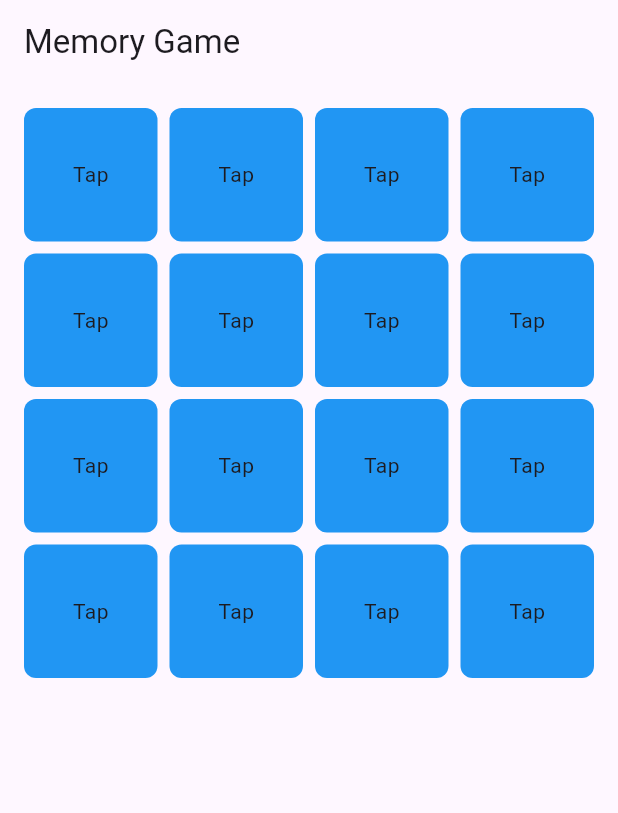
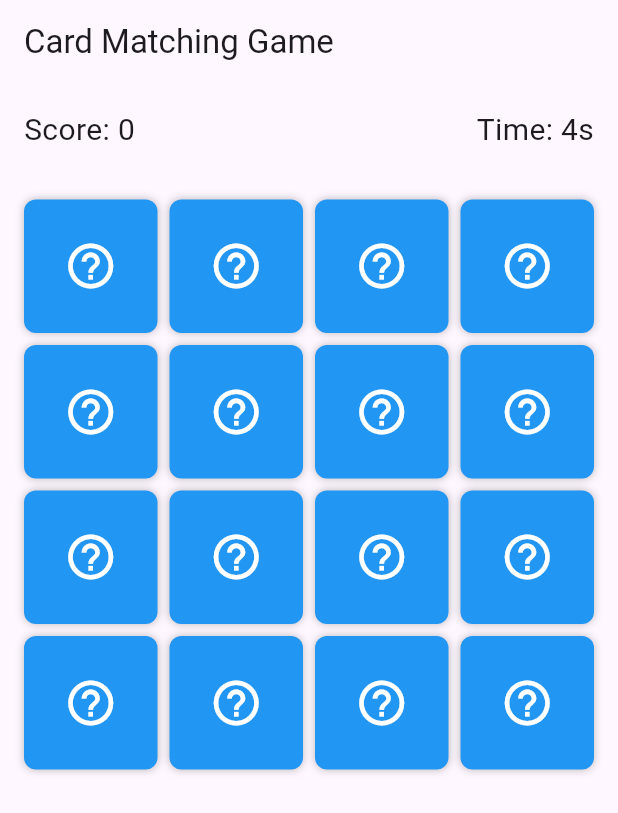
Before and after one commit to bashapu/hw03, a Flutter app: the screen it shows after launch, on a phone screen of 412 x 824 dp. Shown: the top 813 px of the screen. Run offline on Flutter 3.47's test engine with Material 3 defaults, Android fonts, the phone set to English and light mode, and no system bars.

```diff
--- a/lib/card_model.dart
+++ b/lib/card_model.dart
@@ -1,11 +1,6 @@
 class CardModel {
-  String imagePath;
-  bool isFaceUp;
-  bool isMatched;
-
-  CardModel({
-    required this.imagePath,
-    this.isFaceUp = false,
-    this.isMatched = false,
-  });
+  final String imagePath;
+  bool isFlipped = false;
+  bool isMatched = false;
+  CardModel({required this.imagePath});
 }
--- a/lib/main.dart
+++ b/lib/main.dart
@@ -1,79 +1,178 @@
 import 'package:flutter/material.dart';
-import 'card_model.dart';
+import 'package:provider/provider.dart';
 import 'dart:async';
 
 void main() {
-  runApp(const MemoryGame());
+  runApp(const MyApp());
 }
 
-class MemoryGame extends StatelessWidget {
-  const MemoryGame({super.key});
+class MyApp extends StatelessWidget {
+  const MyApp({super.key});
 
   @override
   Widget build(BuildContext context) {
-    return MaterialApp(
-      debugShowCheckedModeBanner: false,
-      home: GameScreen(),
+    return ChangeNotifierProvider(
+      create: (context) => GameProvider(),
+      child: MaterialApp(
+        title: 'Card Matching Game',
+        theme: ThemeData(primarySwatch: Colors.blue),
+        home: const GameScreen(),
+      ),
     );
   }
 }
 
-class GameScreen extends StatefulWidget {
-  @override
-  _GameScreenState createState() => _GameScreenState();
+class GameProvider extends ChangeNotifier {
+  final List<CardModel> _cards = [];
+  CardModel? _firstSelected;
+  CardModel? _secondSelected;
+  int _score = 0;
+  int _timeElapsed = 0;
+  Timer? _timer;
+  bool _gameOver = false;
+  bool _showPicturesFirst = true;
+
+  GameProvider() {
+    _initializeGame();
   }
 
-class _GameScreenState extends State<GameScreen> {
-  int score = 0;
-  int seconds = 0;
-  Timer? gameTimer;
-  List<bool> flippedCards = List.generate(16, (_) => false);
-  List<CardModel> cards = List.generate(8, (index) {
-    return CardModel(imagePath: 'assets/image$index.png');
-  })..addAll(List.generate(8, (index) {
-    return CardModel(imagePath: 'assets/image$index.png');
-  }));
+  List<CardModel> get cards => _cards;
+  int get score => _score;
+  int get timeElapsed => _timeElapsed;
+  bool get gameOver => _gameOver;
+  bool get showPicturesFirst => _showPicturesFirst;
 
-  void _checkMatch(int firstIndex, int secondIndex) {
-    if (cards[firstIndex].imagePath == cards[secondIndex].imagePath) {
-      cards[firstIndex].isMatched = true;
-      cards[secondIndex].isMatched = true;
-      score += 10;
+  void _initializeGame() {
+    _cards.clear();
+    List<String> cardValues = [
+      'assets/image1.png',
+      'assets/image2.png',
+      'assets/image3.png',
+      'assets/image4.png',
+      'assets/image5.png',
+      'assets/image6.png',
+      'assets/image7.png',
+      'assets/image8.png'
+    ];
+    cardValues = [...cardValues, ...cardValues];
+    cardValues.shuffle();
+
+    for (var value in cardValues) {
+      _cards.add(CardModel(imagePath: value));
+    }
+
+    _score = 0;
+    _timeElapsed = 0;
+    _gameOver = false;
+    _showPicturesFirst = true;
+    notifyListeners();
+    Future.delayed(const Duration(seconds: 3), () {
+      _showPicturesFirst = false;
+      notifyListeners();
+      _startTimer();
+    });
+  }
+
+  void _startTimer() {
+    _timer?.cancel();
+    _timer = Timer.periodic(const Duration(seconds: 1), (timer) {
+      _timeElapsed++;
+      notifyListeners();
+    });
+  }
+
+  void flipCard(CardModel card) {
+    if (card.isMatched || card.isFlipped || _gameOver || _showPicturesFirst) return;
+    card.isFlipped = true;
+
+    if (_firstSelected == null) {
+      _firstSelected = card;
     } else {
+      _secondSelected = card;
+      _checkForMatch();
+    }
+    notifyListeners();
+  }
+
+  void _checkForMatch() {
+    if (_firstSelected!.imagePath == _secondSelected!.imagePath) {
+      _firstSelected!.isMatched = true;
+      _secondSelected!.isMatched = true;
+      _score += 10;
+      _firstSelected = null;
+      _secondSelected = null;
+      _checkGameOver();
+      notifyListeners();
+    } else {
+      // After a short delay, flip the cards back
       Future.delayed(const Duration(seconds: 1), () {
-        setState(() {
-          cards[firstIndex].isFaceUp = false;
-          cards[secondIndex].isFaceUp = false;
+        _firstSelected!.isFlipped = false;
+        _secondSelected!.isFlipped = false;
+        _firstSelected = null;
+        _secondSelected = null;
+        notifyListeners();
       });
-      });
-      score -= 5;
     }
   }
 
-  void _startTimer() {
-    gameTimer = Timer.periodic(const Duration(seconds: 1), (timer) {
-      setState(() {
-        seconds++;
-      });
-    });
+  void _checkGameOver() {
+    if (_cards.every((card) => card.isMatched)) {
+      _gameOver = true;
+      _timer?.cancel();
+      notifyListeners();
+    }
   }
 
-  void _checkWin() {
-    if (cards.every((card) => card.isMatched)) {
-      gameTimer?.cancel();
-      showDialog(
-        context: context,
-        builder:
-            (_) => AlertDialog(
-              title: const Text("You Win!"),
-              content: Text("Time: $seconds seconds, Score: $score"),
-              actions: [
-                TextButton(
-                  onPressed: () {
-                    Navigator.of(context).pop();
-                    _restartGame();
+  void resetGame() {
+    _initializeGame();
+  }
+}
+
+class CardModel {
+  final String imagePath;
+  bool isFlipped = false;
+  bool isMatched = false;
+  CardModel({required this.imagePath});
+}
+
+class GameScreen extends StatelessWidget {
+  const GameScreen({super.key});
+
+  @override
+  Widget build(BuildContext context) {
+    final game = Provider.of<GameProvider>(context);
+    return Scaffold(
+      appBar: AppBar(title: const Text('Card Matching Game')),
+      body: Column(
+        children: [
+          Padding(
+            padding: const EdgeInsets.all(16.0),
+            child: Row(
+              mainAxisAlignment: MainAxisAlignment.spaceBetween,
+              children: [
+                Text('Score: ${game.score}', style: const TextStyle(fontSize: 20)),
+                Text('Time: ${game.timeElapsed}s', style: const TextStyle(fontSize: 20)),
+              ],
+            ),
+          ),
+          Expanded(
+            child: GridView.builder(
+              padding: const EdgeInsets.all(16.0),
+              gridDelegate: const SliverGridDelegateWithFixedCrossAxisCount(
+                crossAxisCount: 4,
+                crossAxisSpacing: 8,
+                mainAxisSpacing: 8,
+              ),
+              itemCount: game.cards.length,
+              itemBuilder: (context, index) {
+                return CardWidget(card: game.cards[index], showPicture: game.showPicturesFirst);
               },
-                  child: const Text("Restart"),
+            ),
+          ),
+          if (game.gameOver)
+            ElevatedButton(
+              onPressed: game.resetGame,
+              child: const Text('Restart Game'),
             ),
         ],
       ),
@@ -81,54 +180,27 @@ class _GameScreenState extends State<GameScreen> {
   }
 }
 
-  void _restartGame() {
-    setState(() {
-      cards.shuffle();
-      for (var card in cards) {
-        card.isFaceUp = false;
-        card.isMatched = false;
-      }
-      score = 0;
-      seconds = 0;
-      _startTimer();
-    });
-  }
+class CardWidget extends StatelessWidget {
+  final CardModel card;
+  final bool showPicture;
+  const CardWidget({super.key, required this.card, required this.showPicture});
 
   @override
   Widget build(BuildContext context) {
-    return Scaffold(
-      appBar: AppBar(title: const Text("Memory Game")),
-      body: Padding(
-        padding: const EdgeInsets.all(16.0),
-        child: GridView.builder(
-          gridDelegate: const SliverGridDelegateWithFixedCrossAxisCount(
-            crossAxisCount: 4,
-            childAspectRatio: 1.0,
-            crossAxisSpacing: 8,
-            mainAxisSpacing: 8,
+    final game = Provider.of<GameProvider>(context, listen: false);
+    return GestureDetector(
+      onTap: () => game.flipCard(card),
+      child: AnimatedContainer(
+        duration: const Duration(milliseconds: 300),
+        decoration: BoxDecoration(
+          color: card.isFlipped || showPicture ? Colors.white : Colors.blue,
+          borderRadius: BorderRadius.circular(8),
+          boxShadow: [BoxShadow(color: Colors.black26, blurRadius: 4)],
         ),
-          itemCount: 16,
-          itemBuilder: (context, index) {
-            return GestureDetector(
-              onTap: () {
-                setState(() {
-                  flippedCards[index] = !flippedCards[index];
-                });
-              },
-              child: AnimatedContainer(
-                duration: const Duration(milliseconds: 500),
-                decoration: BoxDecoration(
-                  color: cards[index].isFaceUp ? Colors.white : Colors.blue,
-                  borderRadius: BorderRadius.circular(8.0),
-                ),
-                child:
-                    cards[index].isFaceUp
-                        ? Image.asset(cards[index].imagePath)
-                        : const Center(child: Text("Tap")),
-              )
-            );
-          },
-        ),
+        alignment: Alignment.center,
+        child: card.isFlipped || showPicture
+            ? Image.asset(card.imagePath) // Show the image
+            : const Icon(Icons.help_outline, size: 36, color: Colors.white), // Show question mark
       ),
     );
   }
--- a/pubspec.yaml
+++ b/pubspec.yaml
@@ -34,6 +34,7 @@ dependencies:
   # The following adds the Cupertino Icons font to your application.
   # Use with the CupertinoIcons class for iOS style icons.
   cupertino_icons: ^1.0.8
+  provider: ^6.1.2
 
 dev_dependencies:
   flutter_test:
```
Also changed, not shown: assets/image7.png (added), assets/image8.png (added). Lines whose indentation alone changed are shown as unchanged.
